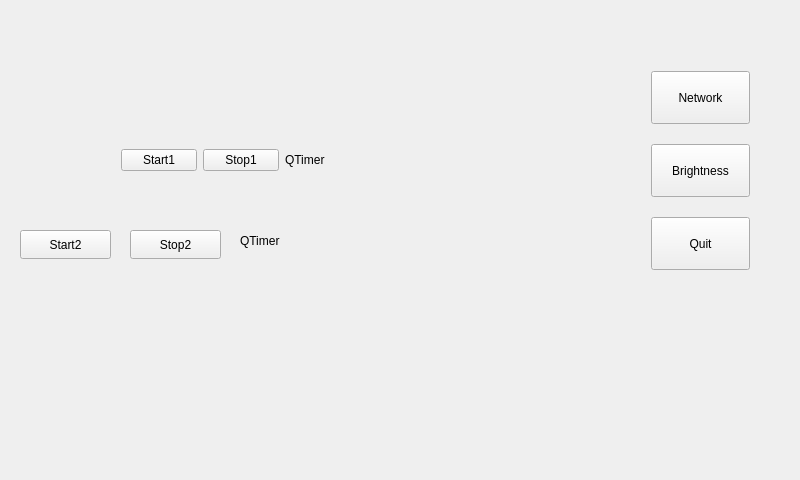
This is QtTestApp_main/mainwindow.ui in sh-toba/QtTestApp as Qt 5 draws it before an edit. The edited form follows.
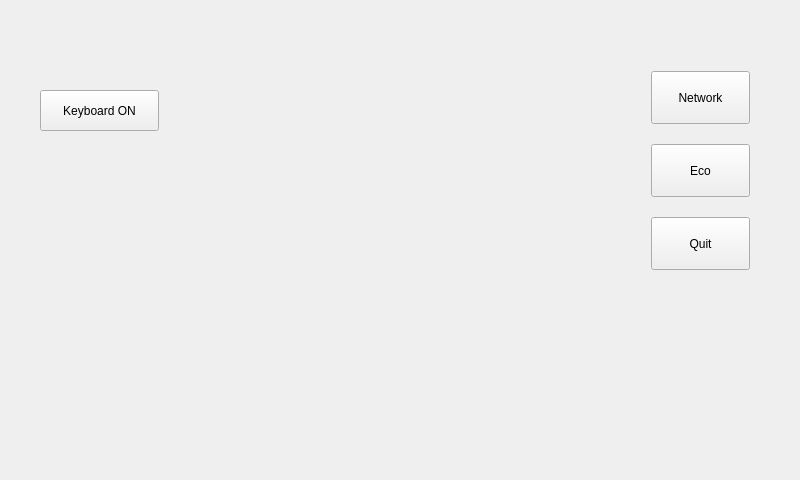
This is the edited form.

Patch:
```diff
--- a/QtTestApp_main/mainwindow.ui
+++ b/QtTestApp_main/mainwindow.ui
@@ -26,6 +26,9 @@
    <string>MainWindow</string>
   </property>
   <widget class="QWidget" name="centralWidget">
+   <property name="enabled">
+    <bool>true</bool>
+   </property>
    <widget class="QWidget" name="verticalLayoutWidget">
     <property name="geometry">
      <rect>
@@ -61,7 +64,7 @@
         </sizepolicy>
        </property>
        <property name="text">
-        <string>Brightness</string>
+        <string>Eco</string>
        </property>
       </widget>
      </item>
@@ -83,75 +86,22 @@
    <widget class="QPushButton" name="pushButton_2">
     <property name="geometry">
      <rect>
-      <x>20</x>
-      <y>230</y>
-      <width>91</width>
-      <height>29</height>
+      <x>40</x>
+      <y>90</y>
+      <width>119</width>
+      <height>41</height>
      </rect>
     </property>
-    <property name="text">
-     <string>Start2</string>
+    <property name="sizePolicy">
+     <sizepolicy hsizetype="MinimumExpanding" vsizetype="Preferred">
+      <horstretch>0</horstretch>
+      <verstretch>0</verstretch>
+     </sizepolicy>
     </property>
-   </widget>
-   <widget class="QPushButton" name="pushButton_4">
-    <property name="geometry">
-     <rect>
-      <x>130</x>
-      <y>230</y>
-      <width>91</width>
-      <height>29</height>
-     </rect>
-    </property>
     <property name="text">
-     <string>Stop2</string>
+     <string>Keyboard ON</string>
     </property>
    </widget>
-   <widget class="QLabel" name="label_2">
-    <property name="geometry">
-     <rect>
-      <x>240</x>
-      <y>230</y>
-      <width>67</width>
-      <height>21</height>
-     </rect>
-    </property>
-    <property name="text">
-     <string>QTimer</string>
-    </property>
-   </widget>
-   <widget class="QWidget" name="horizontalLayoutWidget">
-    <property name="geometry">
-     <rect>
-      <x>110</x>
-      <y>120</y>
-      <width>226</width>
-      <height>80</height>
-     </rect>
-    </property>
-    <layout class="QHBoxLayout" name="horizontalLayout">
-     <item>
-      <widget class="QPushButton" name="QTimerStart1">
-       <property name="text">
-        <string>Start1</string>
-       </property>
-      </widget>
-     </item>
-     <item>
-      <widget class="QPushButton" name="QTimeStop1">
-       <property name="text">
-        <string>Stop1</string>
-       </property>
-      </widget>
-     </item>
-     <item>
-      <widget class="QLabel" name="QTimerTest1">
-       <property name="text">
-        <string>QTimer</string>
-       </property>
-      </widget>
-     </item>
-    </layout>
-   </widget>
   </widget>
  </widget>
  <layoutdefault spacing="6" margin="11"/>
```
Left out of the diff: 5 changed lines with no effect on the pictures.
